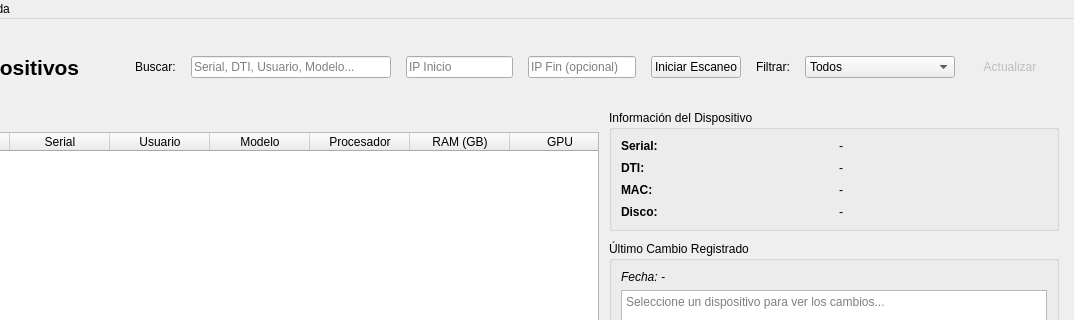
The window that src/ui/inventario.ui (Th3GaM3RCaT/specs-python) describes before a commit, drawn with Qt 5; both pictures show x 206 to 1280 and y 0 to 320 of the 1280 by 720 pixel window.
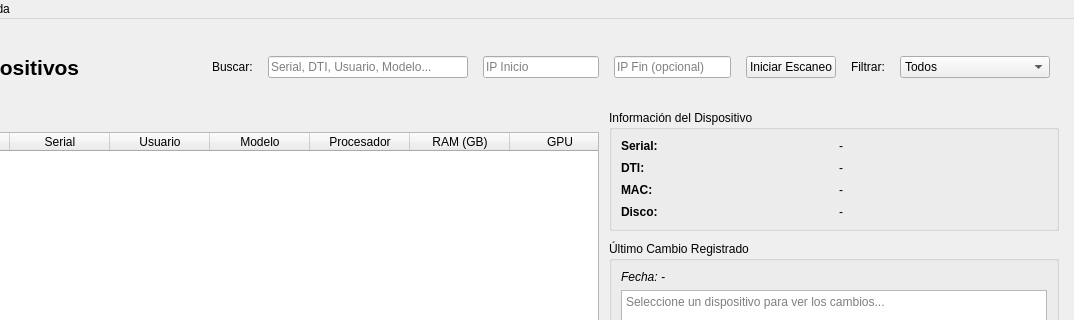
The same window after the commit. Icons and pictures are not drawn.

Commit message: feat: Eliminar botón de actualización y su lógica asociada en la UI de inventario

```diff
--- a/src/ui/inventario.ui
+++ b/src/ui/inventario.ui
@@ -173,19 +173,6 @@
          </item>
         </widget>
        </item>
-       <item>
-        <widget class="QPushButton" name="btnActualizar">
-         <property name="enabled">
-          <bool>false</bool>
-         </property>
-         <property name="text">
-          <string>Actualizar</string>
-         </property>
-         <property name="flat">
-          <bool>true</bool>
-         </property>
-        </widget>
-       </item>
       </layout>
      </widget>
     </item>
```
The commit also changes 2 other files.
